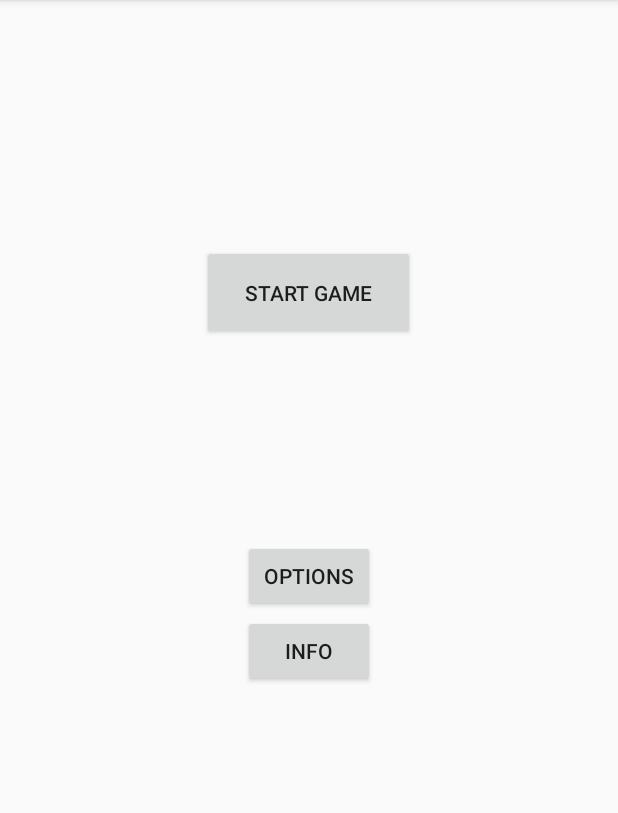
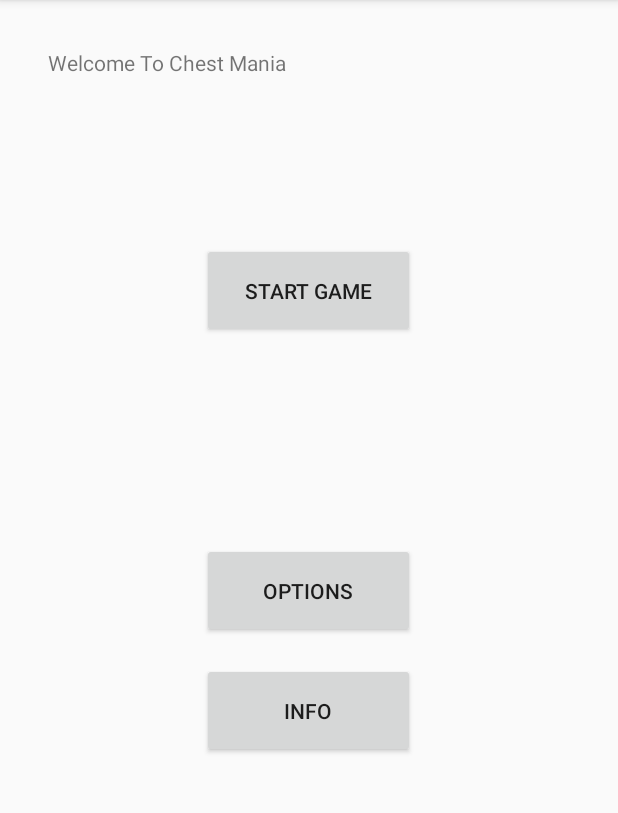
Before and after one commit to zenmasterjobo/CS370_Group_Project, an Android app: the screen it shows after launch (MainMenu), on a phone screen of 412 x 824 dp, the part 84-897 px from its top. Run offline under Robolectric (Android 15) with nearby library versions, the phone set to English and light mode, and no system bars; 4 statements that could not run were skipped.

Commit message:
Removed info_menu.xml since we are using fragments, also made modifications to main menu to have it be in a more presentable way. -lw

```diff
--- a/Peg_Master/app/src/main/res/layout/fragment_main_menu.xml
+++ b/Peg_Master/app/src/main/res/layout/fragment_main_menu.xml
@@ -8,33 +8,42 @@
     android:paddingBottom="@dimen/activity_vertical_margin"
     tools:context="edu.sonoma.group.peg_master.MainMenuFragment">
 
+    <TextView
+        android:layout_width="match_parent"
+        android:layout_height="match_parent"
+        android:text="Welcome To Chest Mania"
+        android:id="@+id/MenuTitle"
+        android:layout_gravity="center_horizontal|top"/>
+
     <Button
-        android:layout_width="wrap_content"
-        android:layout_height="wrap_content"
+        android:layout_width="142dp"
+        android:layout_height="63dp"
+        android:text="Start Game"
+        android:id="@+id/Startbutton"
+        android:layout_alignParentTop="true"
+        android:layout_centerHorizontal="true"
+        android:layout_marginTop="130dp"
+        android:layout_gravity="center_horizontal|top"/>
+
+    <Button
+        android:layout_width="142dp"
+        android:layout_height="63dp"
+        android:layout_marginTop="10dp"
         android:text="Options"
         android:id="@+id/Optionsbutton"
         android:layout_centerVertical="true"
         android:layout_centerHorizontal="true"
         android:layout_gravity="center" />
 
-    <Button
-         android:layout_width="142dp"
-         android:layout_height="63dp"
-         android:text="Start Game"
-         android:id="@+id/Startbutton"
-         android:layout_alignParentTop="true"
-         android:layout_centerHorizontal="true"
-         android:layout_marginTop="131dp"
-        android:layout_gravity="center_horizontal|top" />
 
     <Button
-        android:layout_width="wrap_content"
-        android:layout_height="wrap_content"
+        android:layout_width="142dp"
+        android:layout_height="63dp"
+        android:layout_marginTop="90dp"
         android:text="Info"
         android:id="@+id/Infobutton"
         android:layout_below="@+id/Optionsbutton"
         android:layout_centerHorizontal="true"
-        android:layout_marginTop="50dp"
         android:layout_gravity="center" />
 
 </FrameLayout>
```
Also changed, not shown: Peg_Master/app/src/main/res/layout/info_menu.xml (deleted, +0 -45 lines).
